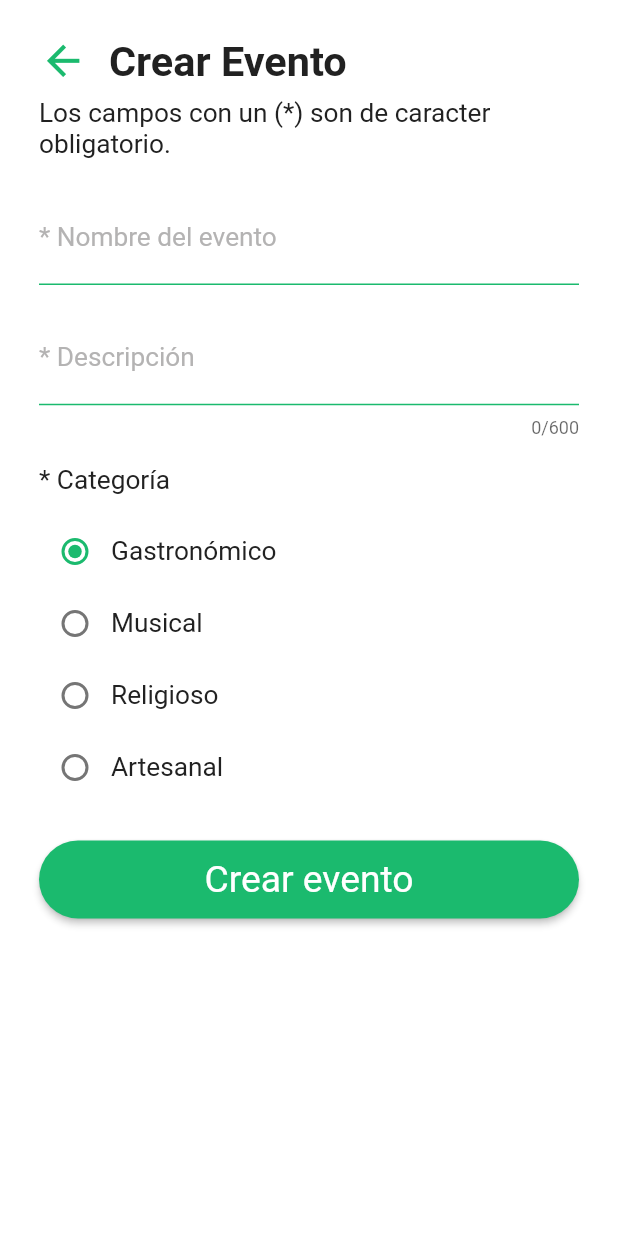
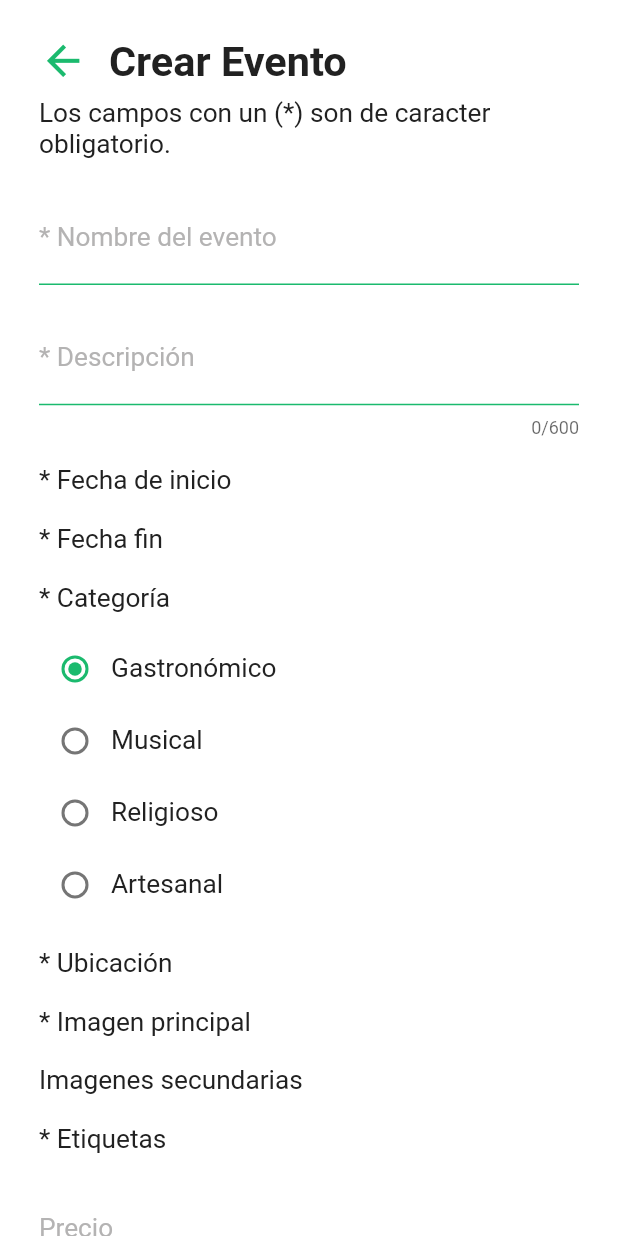
Before and after one commit to rylmfqt28/Cochabamba-cultural, a Flutter app: the CreateEventScreen screen opened by its route, on a phone screen of 412 x 824 dp. Run offline on Flutter 3.47's test engine with Material 2 defaults, Android fonts, the phone set to English and light mode, and no system bars; our stand-ins replace bloc, cloud_firestore, curved_navigation_bar, firebase_auth, firebase_core, firebase_storage and 3 more; accounts and stored records are empty.

Commit message:
Implementacion campos no obligatorios crear evento

```diff
--- a/lib/cultural_event/ui/screens/create_event_screen.dart
+++ b/lib/cultural_event/ui/screens/create_event_screen.dart
@@ -27,6 +27,8 @@ class _CreateEventScreenState extends State<CreateEventScreen> {
 
   final _event = TextEditingController();
   final _description = TextEditingController();
+  final _costEvent = TextEditingController();
+  final _transport = TextEditingController();
 
   @override
   Widget build(BuildContext context) {
@@ -111,6 +113,20 @@ class _CreateEventScreenState extends State<CreateEventScreen> {
                           height: responsive.hp(2.2),
                         ),
                         const TextFormatWidget(
+                            valueText: '* Fecha de inicio',
+                            align: TextAlign.left,
+                            typeText: 'Normal'),
+                        SizedBox(
+                          height: responsive.hp(2.2),
+                        ),
+                        const TextFormatWidget(
+                            valueText: '* Fecha fin',
+                            align: TextAlign.left,
+                            typeText: 'Normal'),
+                        SizedBox(
+                          height: responsive.hp(2.2),
+                        ),
+                        const TextFormatWidget(
                             valueText: '* Categoría',
                             align: TextAlign.left,
                             typeText: 'Normal'),
@@ -119,8 +135,59 @@ class _CreateEventScreenState extends State<CreateEventScreen> {
                         ),
                         RadioButtonEvent(changeCategory: (value) {
                           _categoryEvent = value;
-                          print(_categoryEvent);
                         }),
+                        SizedBox(
+                          height: responsive.hp(2.2),
+                        ),
+                        const TextFormatWidget(
+                            valueText: '* Ubicación',
+                            align: TextAlign.left,
+                            typeText: 'Normal'),
+                        SizedBox(
+                          height: responsive.hp(2.2),
+                        ),
+                        const TextFormatWidget(
+                            valueText: '* Imagen principal',
+                            align: TextAlign.left,
+                            typeText: 'Normal'),
+                        SizedBox(
+                          height: responsive.hp(2.2),
+                        ),
+                        const TextFormatWidget(
+                            valueText: 'Imagenes secundarias',
+                            align: TextAlign.left,
+                            typeText: 'Normal'),
+                        SizedBox(
+                          height: responsive.hp(2.2),
+                        ),
+                        const TextFormatWidget(
+                            valueText: '* Etiquetas',
+                            align: TextAlign.left,
+                            typeText: 'Normal'),
+                        SizedBox(
+                          height: responsive.hp(2.2),
+                        ),
+                        InputTextWidget(
+                          labelInput: 'Precio',
+                          hintInput: 'Ingrese el precio de entrada al evento',
+                          keyboardType: const TextInputType.numberWithOptions(
+                              decimal: true),
+                          inputPassword: false,
+                          inputValidation: (value) =>
+                              validate.validationFileEvent(value, 'costEvent'),
+                          controllerText: _costEvent,
+                        ),
+                        SizedBox(
+                          height: responsive.hp(2.2),
+                        ),
+                        InputTextAreaWidget(
+                            labelInput: 'Transporte',
+                            hintInput:
+                                'Ingrese los diferentes medios de transporte para llegar al lugar del evento',
+                            inputValidation: (value) => validate
+                                .validationFileEvent(value, "transport"),
+                            controllerText: _transport,
+                            maxCharacters: 150),
                         SizedBox(
                           height: responsive.hp(3),
                         ),
@@ -130,7 +197,10 @@ class _CreateEventScreenState extends State<CreateEventScreen> {
                               if (_keyForm.currentState!.validate()) {
                                 // event - create event
                               }
-                            })
+                            }),
+                        SizedBox(
+                          height: responsive.hp(5),
+                        ),
                       ],
                     )
                   ],
--- a/lib/utils/validation_event.dart
+++ b/lib/utils/validation_event.dart
@@ -5,6 +5,10 @@ class ValidationEvent {
         return _validateNameEvent(value.trim());
       case "description":
         return _validateDescription(value.trim());
+      case "transport":
+        return _validateTransport(value.trim());
+      case "costEvent":
+        return _validateCostEvent(value.trim());
       default:
       //print("Error al validar la informacion");
     }
@@ -12,11 +16,11 @@ class ValidationEvent {
 
   _validateNameEvent(value) {
     if (value!.isEmpty) {
-      return 'El campo Nombre del evento es obligatorio';
+      return 'El campo Nombre del evento es obligatorio.';
     }
 
     if (value.length < 10 || value.length > 100) {
-      return 'El campo Nombre del evento requiere el ingreso de entre 5 a 100 caracteres';
+      return 'El campo Nombre del evento requiere el ingreso de entre 5 a 100 caracteres.';
     }
 
     return null;
@@ -24,11 +28,28 @@ class ValidationEvent {
 
   _validateDescription(value) {
     if (value!.isEmpty) {
-      return 'El campo Descripción es obligatorio';
+      return 'El campo Descripción es obligatorio.';
     }
 
     if (value.length < 10 || value.length > 600) {
-      return 'El campo Descripción requiere el ingreso de entre 10 a 600 caracteres';
+      return 'El campo Descripción requiere el ingreso de entre 10 a 600 caracteres.';
+    }
+
+    return null;
+  }
+
+  _validateCostEvent(value) {
+    final n = num.tryParse(value);
+    if (n == null && !value.isEmpty) {
+      return 'El campo Precio solo acepta caracteres numéricos';
+    }
+
+    return null;
+  }
+
+  _validateTransport(value) {
+    if (value.length > 150) {
+      return 'El campo Transporte acepta como maximo 150 caracteres.';
     }
 
     return null;
```
